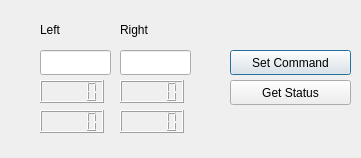
The window that ui/littlebot_gui.ui (NestorDP/littlebot_rqt_plugin) describes before a commit, drawn with Qt 5.
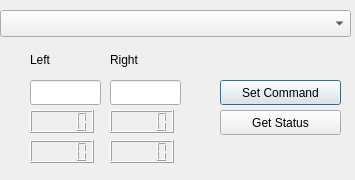
The same window after the commit.

Commit message: ✨ feat(gui): Add function to scan serial devices availables on the system

Diff of the .ui file:
```diff
--- a/ui/littlebot_gui.ui
+++ b/ui/littlebot_gui.ui
@@ -6,8 +6,8 @@
    <rect>
     <x>0</x>
     <y>0</y>
-    <width>361</width>
-    <height>158</height>
+    <width>355</width>
+    <height>180</height>
    </rect>
   </property>
   <property name="windowTitle">
@@ -16,8 +16,8 @@
   <widget class="QPushButton" name="push_set_cmd">
    <property name="geometry">
     <rect>
-     <x>230</x>
-     <y>50</y>
+     <x>220</x>
+     <y>80</y>
      <width>121</width>
      <height>25</height>
     </rect>
@@ -29,8 +29,8 @@
   <widget class="QLineEdit" name="edit_left_cmd">
    <property name="geometry">
     <rect>
-     <x>40</x>
-     <y>50</y>
+     <x>30</x>
+     <y>80</y>
      <width>71</width>
      <height>25</height>
     </rect>
@@ -39,8 +39,8 @@
   <widget class="QLineEdit" name="edit_right_cmd">
    <property name="geometry">
     <rect>
-     <x>120</x>
-     <y>50</y>
+     <x>110</x>
+     <y>80</y>
      <width>71</width>
      <height>25</height>
     </rect>
@@ -49,8 +49,8 @@
   <widget class="QPushButton" name="push_get_status">
    <property name="geometry">
     <rect>
-     <x>230</x>
-     <y>80</y>
+     <x>220</x>
+     <y>110</y>
      <width>121</width>
      <height>25</height>
     </rect>
@@ -62,8 +62,8 @@
   <widget class="QLCDNumber" name="lcd_left_pos_status">
    <property name="geometry">
     <rect>
-     <x>40</x>
-     <y>80</y>
+     <x>30</x>
+     <y>110</y>
      <width>64</width>
      <height>23</height>
     </rect>
@@ -72,8 +72,8 @@
   <widget class="QLCDNumber" name="lcd_left_vel_status">
    <property name="geometry">
     <rect>
-     <x>40</x>
-     <y>110</y>
+     <x>30</x>
+     <y>140</y>
      <width>64</width>
      <height>23</height>
     </rect>
@@ -82,8 +82,8 @@
   <widget class="QLCDNumber" name="lcd_right_pos_status">
    <property name="geometry">
     <rect>
-     <x>120</x>
-     <y>80</y>
+     <x>110</x>
+     <y>110</y>
      <width>64</width>
      <height>23</height>
     </rect>
@@ -92,8 +92,8 @@
   <widget class="QLCDNumber" name="lcd_right_vel_status">
    <property name="geometry">
     <rect>
-     <x>120</x>
-     <y>110</y>
+     <x>110</x>
+     <y>140</y>
      <width>64</width>
      <height>23</height>
     </rect>
@@ -102,8 +102,8 @@
   <widget class="QLabel" name="left_lable">
    <property name="geometry">
     <rect>
-     <x>40</x>
-     <y>20</y>
+     <x>30</x>
+     <y>50</y>
      <width>66</width>
      <height>19</height>
     </rect>
@@ -115,8 +115,8 @@
   <widget class="QLabel" name="right_label">
    <property name="geometry">
     <rect>
-     <x>120</x>
-     <y>20</y>
+     <x>110</x>
+     <y>50</y>
      <width>66</width>
      <height>19</height>
     </rect>
@@ -125,6 +125,16 @@
     <string>Right</string>
    </property>
   </widget>
+  <widget class="QComboBox" name="combo_dev_serial_available">
+   <property name="geometry">
+    <rect>
+     <x>0</x>
+     <y>10</y>
+     <width>351</width>
+     <height>27</height>
+    </rect>
+   </property>
+  </widget>
  </widget>
  <resources/>
  <connections/>
```
The commit also changes 2 other files.
